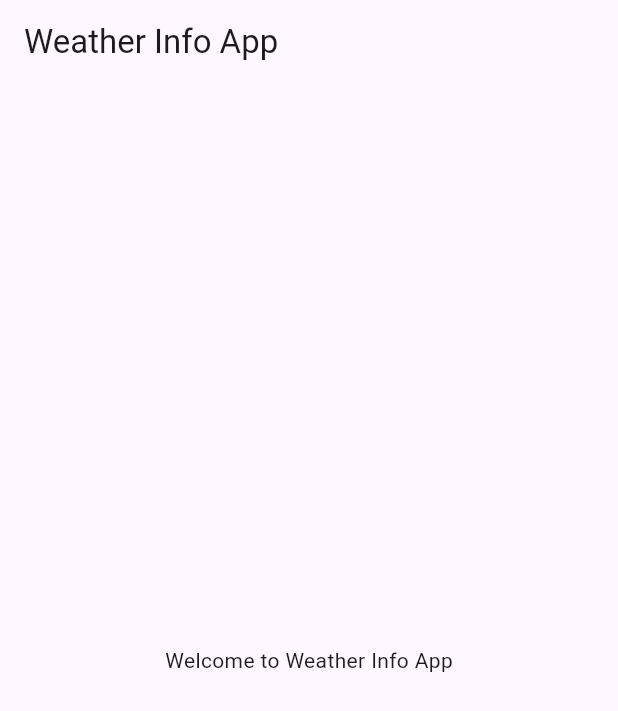
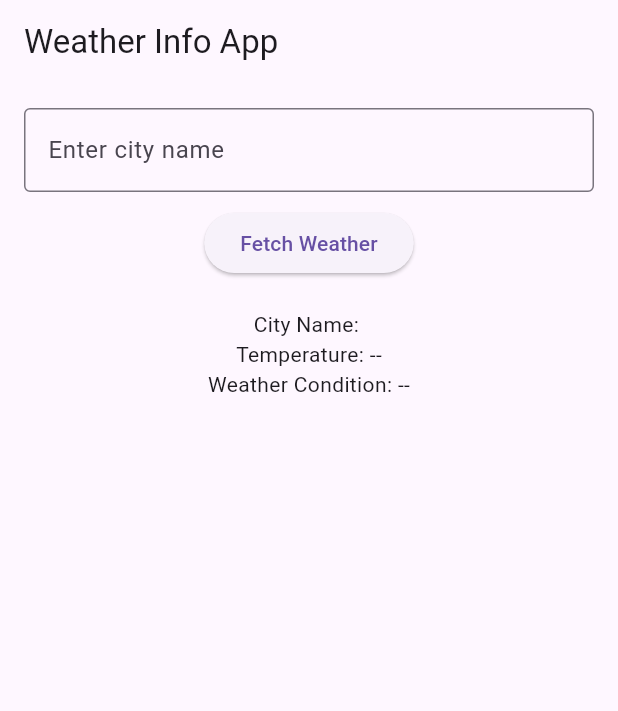
Before and after one commit to mcarney7/weather_app, a Flutter app: the screen it shows after launch, on a phone screen of 412 x 824 dp. Shown: the top 711 px of the screen. Run offline on Flutter 3.47's test engine with Material 3 defaults, Android fonts, the phone set to English and light mode, and no system bars.

Commit message:
Basic UI with input field and button

```diff
--- a/lib/main.dart
+++ b/lib/main.dart
@@ -23,14 +23,42 @@ class WeatherHomePage extends StatefulWidget {
 }
 
 class _WeatherHomePageState extends State<WeatherHomePage> {
+  String cityName = '';
+
   @override
   Widget build(BuildContext context) {
     return Scaffold(
       appBar: AppBar(
         title: Text('Weather Info App'),
       ),
-      body: Center(
-        child: Text('Welcome to Weather Info App'),
+      body: Padding(
+        padding: const EdgeInsets.all(16.0),
+        child: Column(
+          children: [
+            TextField(
+              decoration: InputDecoration(
+                labelText: 'Enter city name',
+                border: OutlineInputBorder(),
+              ),
+              onChanged: (value) {
+                setState(() {
+                  cityName = value;
+                });
+              },
+            ),
+            SizedBox(height: 10),
+            ElevatedButton(
+              onPressed: () {
+                // Logic for fetching weather will go here
+              },
+              child: Text('Fetch Weather'),
+            ),
+            SizedBox(height: 20),
+            Text('City Name: $cityName'),
+            Text('Temperature: --'),
+            Text('Weather Condition: --'),
+          ],
+        ),
       ),
     );
   }
```
